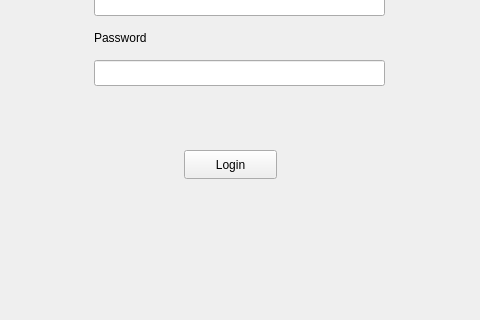
First picture: the form in login.ui, repository kareemelramly/Library-Management-System, before the edit; both pictures show x 146 to 626 and y 280 to 600 of the 800 by 600 pixel window.
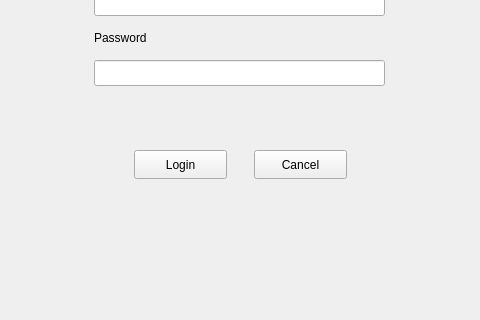
Second picture: the form after the edit.

What changed in the file:
```diff
--- a/login.ui
+++ b/login.ui
@@ -79,7 +79,7 @@
    <widget class="QPushButton" name="Login_push_button">
     <property name="geometry">
      <rect>
-      <x>330</x>
+      <x>280</x>
       <y>430</y>
       <width>93</width>
       <height>29</height>
@@ -102,6 +102,19 @@
      <string/>
     </property>
    </widget>
+   <widget class="QPushButton" name="Cancel_push_button">
+    <property name="geometry">
+     <rect>
+      <x>400</x>
+      <y>430</y>
+      <width>93</width>
+      <height>29</height>
+     </rect>
+    </property>
+    <property name="text">
+     <string>Cancel</string>
+    </property>
+   </widget>
   </widget>
   <widget class="QMenuBar" name="menubar">
    <property name="geometry">
```
Left out of the diff: 8 changed lines with no effect on the pictures.
